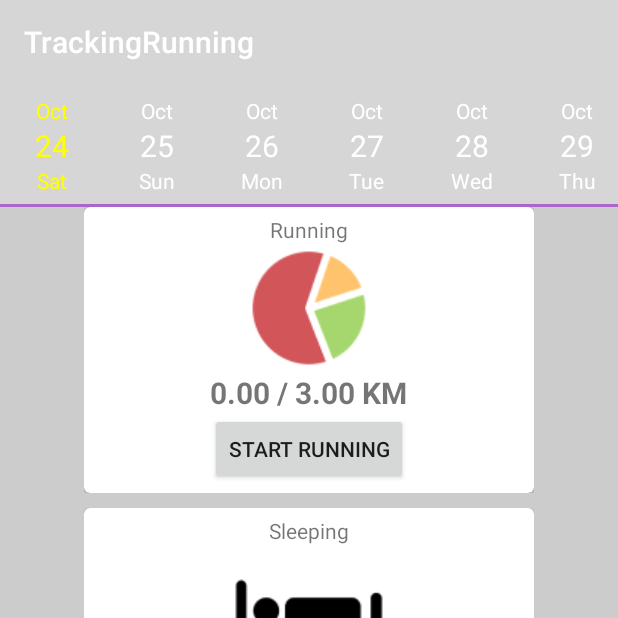
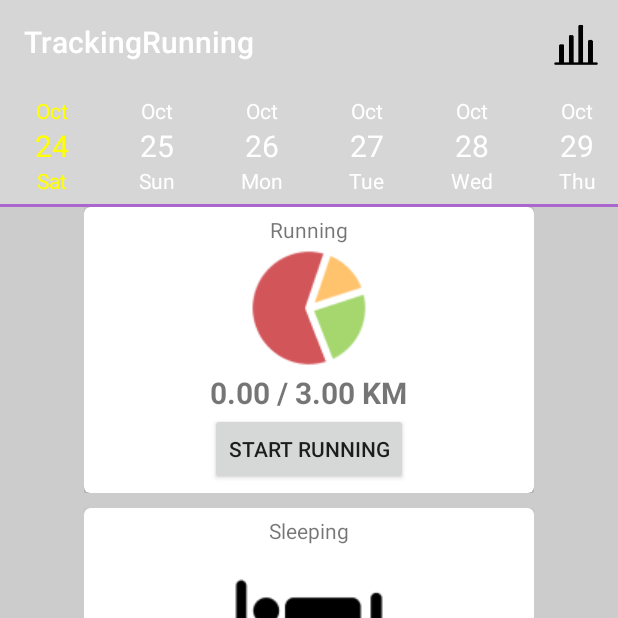
Before and after one commit to PLHieu/Healthy-Lifestyle, an Android app: the screen it shows after launch (MainActivity), on a phone screen of 412 x 824 dp, the top half of it. Run offline under Robolectric (Android 15) with nearby library versions, the phone set to English and light mode, and no system bars; our stand-ins replace Room's generated code; libraries missing offline, so code that uses them is left out: com.mapbox.mapboxsdk; Roboto replaces fonts that are not available here; 1 statement that could not run was skipped.

Commit message:
add button statistic

```diff
--- a/app/src/main/AndroidManifest.xml
+++ b/app/src/main/AndroidManifest.xml
@@ -28,5 +28,7 @@
         <activity android:name="com.example.awesomehabit.sleeping.SleepTracker">
 
         </activity>
+        <activity android:name=".statistic.StatisticActivity"></activity>
+        <activity android:name=".statistic.MainActivity2"></activity>
     </application>
 </manifest>
--- a/app/src/main/java/com/example/awesomehabit/MainActivity.java
+++ b/app/src/main/java/com/example/awesomehabit/MainActivity.java
@@ -1,5 +1,6 @@
 package com.example.awesomehabit;
 
+import androidx.annotation.NonNull;
 import androidx.appcompat.app.ActionBar;
 import androidx.appcompat.app.AppCompatActivity;
 import androidx.lifecycle.Observer;
@@ -7,12 +8,17 @@ import androidx.lifecycle.ViewModelProvider;
 import androidx.recyclerview.widget.LinearLayoutManager;
 import androidx.recyclerview.widget.RecyclerView;
 
+import android.content.Intent;
 import android.os.Bundle;
 import android.util.Log;
+import android.view.Menu;
+import android.view.MenuItem;
+import android.view.Window;
 
 import com.example.awesomehabit.database.Habit;
 import com.example.awesomehabit.database.HabitListAdapter;
 import com.example.awesomehabit.database.HabitViewModel;
+import com.example.awesomehabit.statistic.MainActivity2;
 import com.mapbox.mapboxsdk.Mapbox;
 
 import java.util.List;
@@ -26,7 +32,9 @@ public class MainActivity extends AppCompatActivity implements CustomCalendarVie
     protected void onCreate(Bundle savedInstanceState) {
         super.onCreate(savedInstanceState);
         Mapbox.getInstance(this, getString(R.string.mapbox_access_token));
+
         setContentView(R.layout.activity_main);
+
         actionBar=getSupportActionBar();
         actionBar.setElevation(0);
 
@@ -54,6 +62,23 @@ public class MainActivity extends AppCompatActivity implements CustomCalendarVie
     }
 
     @Override
+    public boolean onCreateOptionsMenu(Menu menu) {
+        getMenuInflater().inflate(R.menu.main, menu);
+        return true;
+    }
+
+    @Override
+    public boolean onOptionsItemSelected(@NonNull MenuItem item) {
+        switch (item.getItemId()){
+            case R.id.action_statistic:
+                startActivity(new Intent(this, MainActivity2.class));
+                return true;
+        }
+
+        return super.onOptionsItemSelected(item);
+    }
+
+    @Override
     public void foo(String day) {
         //scrollView.fullScroll(ScrollView.FOCUS_UP);
     }
--- a/app/src/main/java/com/example/awesomehabit/statistic/MainActivity2.java
+++ b/app/src/main/java/com/example/awesomehabit/statistic/MainActivity2.java
@@ -18,7 +18,7 @@ public class MainActivity2 extends AppCompatActivity {
     @Override
     protected void onCreate(Bundle savedInstanceState) {
         super.onCreate(savedInstanceState);
-
+        setContentView(R.layout.activity_main2);
         generateData();
     }
 
--- /dev/null
+++ b/app/src/main/res/menu/main.xml
@@ -0,0 +1,8 @@
+<?xml version="1.0" encoding="utf-8"?>
+<menu xmlns:android="http://schemas.android.com/apk/res/android"
+    xmlns:app="http://schemas.android.com/apk/res-auto">
+    <item android:id="@+id/action_statistic"
+        android:title="Statistic"
+        android:icon="@drawable/statistic_icon"
+        app:showAsAction="always"/>
+</menu>
```
Also changed, not shown: app/src/main/res/layout/activity_main2.xml (added, +10 -0 lines), 4 other files.
